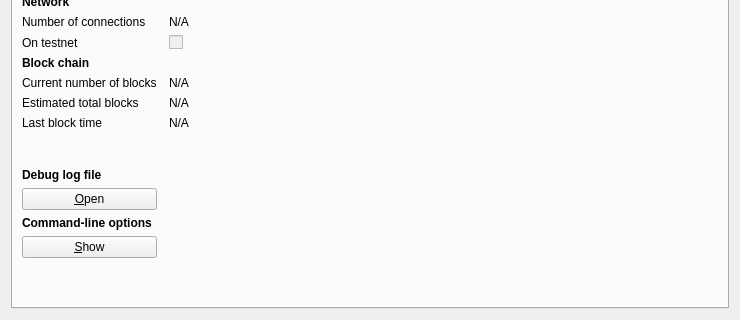
This is src/qt/forms/rpcconsole.ui in bitquarkcoin/BitQuark as Qt 5 draws it before an edit; both pictures show x 0 to 740 and y 171 to 491 of the 740 by 491 pixel window. The edited form follows.
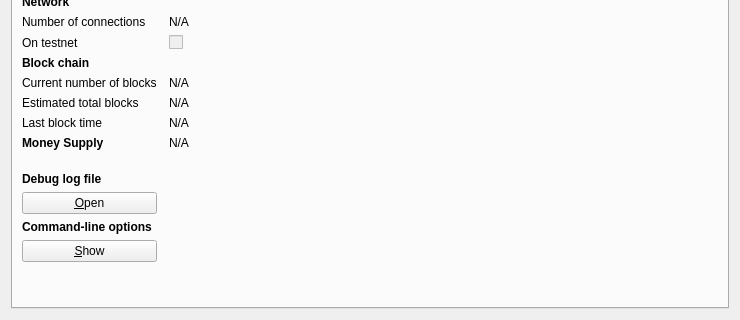
This is the edited form. Icons and pictures are not drawn.

The edit to the form file:
```diff
--- a/src/qt/forms/rpcconsole.ui
+++ b/src/qt/forms/rpcconsole.ui
@@ -13,13 +13,22 @@
   <property name="windowTitle">
    <string>BitQuark - Debug window</string>
   </property>
+  <property name="styleSheet">
+   <string notr="true"/>
+  </property>
   <layout class="QVBoxLayout" name="verticalLayout_2">
    <item>
     <widget class="QTabWidget" name="tabWidget">
+     <property name="styleSheet">
+      <string notr="true">QLabel { color: black; }</string>
+     </property>
      <property name="currentIndex">
       <number>0</number>
      </property>
      <widget class="QWidget" name="tab_info">
+      <property name="styleSheet">
+       <string notr="true"/>
+      </property>
       <attribute name="title">
        <string>&amp;Information</string>
       </attribute>
@@ -293,7 +302,7 @@
          </property>
         </widget>
        </item>
-       <item row="13" column="0">
+       <item row="14" column="0">
         <spacer name="verticalSpacer_2">
          <property name="orientation">
           <enum>Qt::Vertical</enum>
@@ -306,7 +315,7 @@
          </property>
         </spacer>
        </item>
-       <item row="14" column="0">
+       <item row="15" column="0">
         <widget class="QLabel" name="labelDebugLogfile">
          <property name="font">
           <font>
@@ -319,7 +328,7 @@
          </property>
         </widget>
        </item>
-       <item row="15" column="0">
+       <item row="16" column="0">
         <widget class="QPushButton" name="openDebugLogfileButton">
          <property name="toolTip">
           <string>&lt;html&gt;&lt;head/&gt;&lt;body&gt;&lt;p&gt;Open the BitQuark debug log file from the current data directory. This can take a few seconds for large log files.&lt;/p&gt;&lt;/body&gt;&lt;/html&gt;</string>
@@ -332,7 +341,7 @@
          </property>
         </widget>
        </item>
-       <item row="16" column="0">
+       <item row="17" column="0">
         <widget class="QLabel" name="labelCLOptions">
          <property name="font">
           <font>
@@ -345,7 +354,7 @@
          </property>
         </widget>
        </item>
-       <item row="17" column="0">
+       <item row="18" column="0">
         <widget class="QPushButton" name="showCLOptionsButton">
          <property name="toolTip">
           <string>&lt;html&gt;&lt;head/&gt;&lt;body&gt;&lt;p&gt;Show the BitQuark-Qt help message to get a list with possible BitQuark command-line options.&lt;/p&gt;&lt;/body&gt;&lt;/html&gt;</string>
@@ -358,7 +367,7 @@
          </property>
         </widget>
        </item>
-       <item row="18" column="0">
+       <item row="19" column="0">
         <spacer name="verticalSpacer">
          <property name="orientation">
           <enum>Qt::Vertical</enum>
@@ -371,6 +380,35 @@
          </property>
         </spacer>
        </item>
+       <item row="13" column="0">
+        <widget class="QLabel" name="label_15">
+         <property name="font">
+          <font>
+           <weight>75</weight>
+           <bold>true</bold>
+          </font>
+         </property>
+         <property name="text">
+          <string>Money Supply</string>
+         </property>
+        </widget>
+       </item>
+       <item row="13" column="1">
+        <widget class="QLabel" name="numberOfCoins">
+         <property name="cursor">
+          <cursorShape>IBeamCursor</cursorShape>
+         </property>
+         <property name="text">
+          <string>N/A</string>
+         </property>
+         <property name="textFormat">
+          <enum>Qt::PlainText</enum>
+         </property>
+         <property name="textInteractionFlags">
+          <set>Qt::LinksAccessibleByMouse|Qt::TextSelectableByKeyboard|Qt::TextSelectableByMouse</set>
+         </property>
+        </widget>
+       </item>
       </layout>
      </widget>
      <widget class="QWidget" name="tab_console">
```
Left out of the diff: 86 changed lines with no effect on the pictures.
